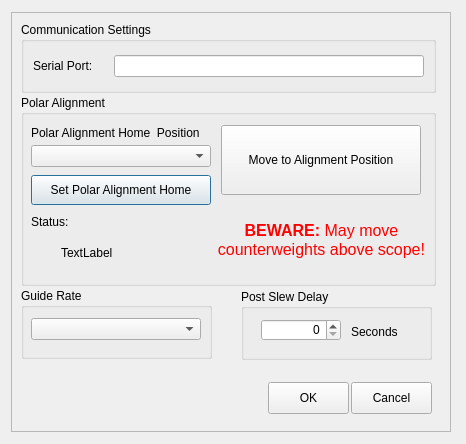
Qt form ATCS.ui (rpineau/ATCS) before a commit.
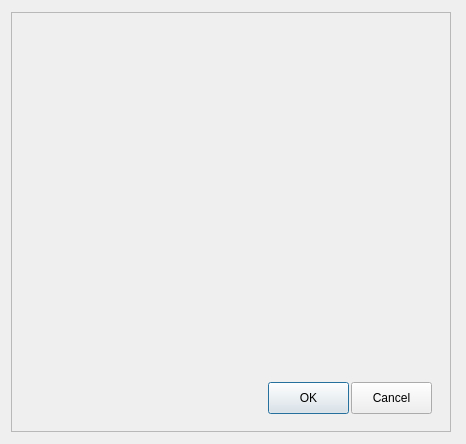
The same form after that commit. Custom widgets are drawn as their Qt base class.

Commit message: Fixed a bad alignement command, clear some UI stuff, remove useless code.

What changed in the file:
```diff
--- a/ATCS.ui
+++ b/ATCS.ui
@@ -49,74 +49,6 @@
      <property name="frameShadow">
       <enum>QFrame::Raised</enum>
      </property>
-     <widget class="QGroupBox" name="groupBox">
-      <property name="geometry">
-       <rect>
-        <x>10</x>
-        <y>10</y>
-        <width>415</width>
-        <height>71</height>
-       </rect>
-      </property>
-      <property name="sizePolicy">
-       <sizepolicy hsizetype="Preferred" vsizetype="Fixed">
-        <horstretch>0</horstretch>
-        <verstretch>0</verstretch>
-       </sizepolicy>
-      </property>
-      <property name="title">
-       <string>Communication Settings</string>
-      </property>
-      <layout class="QHBoxLayout" name="horizontalLayout">
-       <item>
-        <widget class="QLabel" name="label_8">
-         <property name="sizePolicy">
-          <sizepolicy hsizetype="Minimum" vsizetype="Preferred">
-           <horstretch>0</horstretch>
-           <verstretch>0</verstretch>
-          </sizepolicy>
-         </property>
-         <property name="minimumSize">
-          <size>
-           <width>75</width>
-           <height>0</height>
-          </size>
-         </property>
-         <property name="maximumSize">
-          <size>
-           <width>25</width>
-           <height>16777215</height>
-          </size>
-         </property>
-         <property name="text">
-          <string>Serial Port:</string>
-         </property>
-        </widget>
-       </item>
-       <item>
-        <widget class="QLineEdit" name="lineEdit">
-         <property name="toolTip">
-          <string>&lt;!DOCTYPE HTML PUBLIC &quot;-//W3C//DTD HTML 4.0//EN&quot; &quot;http://www.w3.org/TR/REC-html40/strict.dtd&quot;&gt;
-&lt;html&gt;&lt;head&gt;&lt;meta name=&quot;qrichtext&quot; content=&quot;1&quot; /&gt;&lt;style type=&quot;text/css&quot;&gt;
-p, li { white-space: pre-wrap; }
-&lt;/style&gt;&lt;/head&gt;&lt;body style=&quot; font-family:'MS Shell Dlg 2'; font-size:8.25pt; font-weight:400; font-style:normal;&quot;&gt;
-&lt;p style=&quot; margin-top:0px; margin-bottom:0px; margin-left:0px; margin-right:0px; -qt-block-indent:0; text-indent:0px;&quot;&gt;&lt;span style=&quot; font-size:8pt;&quot;&gt;Enter the name of the port. On Windows, this will be a COM port e.g. COM3. You can use&lt;/span&gt;&lt;/p&gt;
-&lt;p style=&quot; margin-top:0px; margin-bottom:0px; margin-left:0px; margin-right:0px; -qt-block-indent:0; text-indent:0px;&quot;&gt;&lt;span style=&quot; font-size:8pt;&quot;&gt; e.g. a Software Bisque mount com port chooser to find this out if you don't know, or the &lt;/span&gt;&lt;/p&gt;
-&lt;p style=&quot; margin-top:0px; margin-bottom:0px; margin-left:0px; margin-right:0px; -qt-block-indent:0; text-indent:0px;&quot;&gt;&lt;span style=&quot; font-size:8pt;&quot;&gt;EQMOD ascom driver (likely to be a better choice than this simplified version).&lt;/span&gt;&lt;/p&gt;
-&lt;p style=&quot;-qt-paragraph-type:empty; margin-top:0px; margin-bottom:0px; margin-left:0px; margin-right:0px; -qt-block-indent:0; text-indent:0px; font-size:8pt;&quot;&gt;&lt;/p&gt;
-&lt;p style=&quot; margin-top:0px; margin-bottom:0px; margin-left:0px; margin-right:0px; -qt-block-indent:0; text-indent:0px;&quot;&gt;&lt;span style=&quot; font-size:8pt;&quot;&gt;On the PI, enter the name of the port e.g. /dev/ttyusb0.&lt;/span&gt;&lt;/p&gt;
-&lt;p style=&quot;-qt-paragraph-type:empty; margin-top:0px; margin-bottom:0px; margin-left:0px; margin-right:0px; -qt-block-indent:0; text-indent:0px; font-size:8pt;&quot;&gt;&lt;/p&gt;
-&lt;p style=&quot; margin-top:0px; margin-bottom:0px; margin-left:0px; margin-right:0px; -qt-block-indent:0; text-indent:0px;&quot;&gt;&lt;span style=&quot; font-size:8pt;&quot;&gt;It is straightforward to map the USB connection to a more user friendly name - try this site for instructions:&lt;/span&gt;&lt;/p&gt;
-&lt;p style=&quot;-qt-paragraph-type:empty; margin-top:0px; margin-bottom:0px; margin-left:0px; margin-right:0px; -qt-block-indent:0; text-indent:0px; font-size:8pt;&quot;&gt;&lt;/p&gt;
-&lt;p style=&quot; margin-top:0px; margin-bottom:0px; margin-left:0px; margin-right:0px; -qt-block-indent:0; text-indent:0px;&quot;&gt;&lt;span style=&quot; font-size:8pt;&quot;&gt;http://indilib.org/support/tutorials/157-persistent-serial-port-mapping.html&lt;/span&gt;&lt;/p&gt;&lt;/body&gt;&lt;/html&gt;</string>
-         </property>
-         <property name="text">
-          <string/>
-         </property>
-        </widget>
-       </item>
-      </layout>
-     </widget>
      <widget class="QWidget" name="widget_5" native="true">
       <property name="geometry">
        <rect>
@@ -134,134 +66,6 @@
       </property>
       <layout class="QHBoxLayout" name="horizontalLayout_6"/>
      </widget>
-     <widget class="QGroupBox" name="groupBox_4">
-      <property name="geometry">
-       <rect>
-        <x>10</x>
-        <y>83</y>
-        <width>415</width>
-        <height>191</height>
-       </rect>
-      </property>
-      <property name="maximumSize">
-       <size>
-        <width>415</width>
-        <height>16777215</height>
-       </size>
-      </property>
-      <property name="title">
-       <string>Polar Alignment</string>
-      </property>
-      <widget class="QPushButton" name="pushButton">
-       <property name="geometry">
-        <rect>
-         <x>10</x>
-         <y>80</y>
-         <width>180</width>
-         <height>30</height>
-        </rect>
-       </property>
-       <property name="toolTip">
-        <string>&lt;!DOCTYPE HTML PUBLIC &quot;-//W3C//DTD HTML 4.0//EN&quot; &quot;http://www.w3.org/TR/REC-html40/strict.dtd&quot;&gt;
-&lt;html&gt;&lt;head&gt;&lt;meta name=&quot;qrichtext&quot; content=&quot;1&quot; /&gt;&lt;style type=&quot;text/css&quot;&gt;
-p, li { white-space: pre-wrap; }
-&lt;/style&gt;&lt;/head&gt;&lt;body style=&quot; font-family:'MS Shell Dlg 2'; font-size:8.25pt; font-weight:400; font-style:normal;&quot;&gt;
-&lt;p style=&quot; margin-top:0px; margin-bottom:0px; margin-left:0px; margin-right:0px; -qt-block-indent:0; text-indent:0px;&quot;&gt;&lt;span style=&quot; font-size:8pt;&quot;&gt;Use the drop down list above to choose 3,6,9,12 o'clock as home location of scope. Starting from the normal Skywatcher home location, use the slew tools to move the RA axis so that the polaris bubble is in this location, and the DEC axis so that the hole in the DEC axis allows the polar scope a clear view of the sky (either due east or due west, whichever is best for your set up).&lt;/span&gt;&lt;/p&gt;
-&lt;p style=&quot;-qt-paragraph-type:empty; margin-top:0px; margin-bottom:0px; margin-left:0px; margin-right:0px; -qt-block-indent:0; text-indent:0px; font-size:8pt;&quot;&gt;&lt;/p&gt;
-&lt;p style=&quot; margin-top:0px; margin-bottom:0px; margin-left:0px; margin-right:0px; -qt-block-indent:0; text-indent:0px;&quot;&gt;&lt;span style=&quot; font-size:8pt;&quot;&gt;Once the scope is in position, click the &quot;Set Polar Alignment Home&quot; button. This should only need to be done once, provided you can accurately set your normal home position (counterweights down, pointing due North or South depending on hemisphere).&lt;/span&gt;&lt;/p&gt;&lt;/body&gt;&lt;/html&gt;</string>
-       </property>
-       <property name="text">
-        <string>Set Polar Alignment Home</string>
-       </property>
-      </widget>
-      <widget class="QPushButton" name="pushButton_2">
-       <property name="geometry">
-        <rect>
-         <x>200</x>
-         <y>30</y>
-         <width>200</width>
-         <height>70</height>
-        </rect>
-       </property>
-       <property name="toolTip">
-        <string>Slews scope so that reticule is in the correct position for polar alignment and axis is clear.
-Requires home position to have been set previously.</string>
-       </property>
-       <property name="text">
-        <string>Move to Alignment Position</string>
-       </property>
-      </widget>
-      <widget class="QComboBox" name="comboBox">
-       <property name="geometry">
-        <rect>
-         <x>10</x>
-         <y>50</y>
-         <width>180</width>
-         <height>22</height>
-        </rect>
-       </property>
-       <property name="toolTip">
-        <string>Choose 3,6,9,12 o'clock as home location of scope. Use slew tools to move the RA axis so that the polaris bubble is in this location, and the DEC axis so that the hole in the DEC axis allows the polar scope a clear view of the sky (either due east or due west, whichever is best for your set up).</string>
-       </property>
-      </widget>
-      <widget class="QLabel" name="label">
-       <property name="geometry">
-        <rect>
-         <x>10</x>
-         <y>30</y>
-         <width>190</width>
-         <height>16</height>
-        </rect>
-       </property>
-       <property name="text">
-        <string>Polar Alignment Home  Position</string>
-       </property>
-      </widget>
-      <widget class="QLabel" name="label_2">
-       <property name="geometry">
-        <rect>
-         <x>190</x>
-         <y>120</y>
-         <width>221</width>
-         <height>51</height>
-        </rect>
-       </property>
-       <property name="text">
-        <string>&lt;!DOCTYPE HTML PUBLIC &quot;-//W3C//DTD HTML 4.0//EN&quot; &quot;http://www.w3.org/TR/REC-html40/strict.dtd&quot;&gt;
-&lt;html&gt;&lt;head&gt;&lt;meta name=&quot;qrichtext&quot; content=&quot;1&quot; /&gt;&lt;style type=&quot;text/css&quot;&gt;
-p, li { white-space: pre-wrap; }
-&lt;/style&gt;&lt;/head&gt;&lt;body style=&quot; font-family:'MS Shell Dlg 2'; font-size:8.25pt; font-weight:400; font-style:normal;&quot;&gt;
-&lt;p align=&quot;center&quot; style=&quot; margin-top:0px; margin-bottom:0px; margin-left:0px; margin-right:0px; -qt-block-indent:0; text-indent:0px;&quot;&gt;&lt;span style=&quot; font-size:12pt; font-weight:600; color:#ff0000;&quot;&gt;BEWARE:&lt;/span&gt;&lt;span style=&quot; font-size:12pt; color:#ff0000;&quot;&gt; May move&lt;/span&gt;&lt;/p&gt;
-&lt;p align=&quot;center&quot; style=&quot; margin-top:0px; margin-bottom:0px; margin-left:0px; margin-right:0px; -qt-block-indent:0; text-indent:0px;&quot;&gt;&lt;span style=&quot; font-size:12pt; color:#ff0000;&quot;&gt;counterweights above scope!&lt;/span&gt;&lt;/p&gt;&lt;/body&gt;&lt;/html&gt;</string>
-       </property>
-      </widget>
-      <widget class="QLabel" name="label_3">
-       <property name="geometry">
-        <rect>
-         <x>10</x>
-         <y>120</y>
-         <width>47</width>
-         <height>13</height>
-        </rect>
-       </property>
-       <property name="text">
-        <string>Status:</string>
-       </property>
-      </widget>
-      <widget class="QLabel" name="label_4">
-       <property name="geometry">
-        <rect>
-         <x>40</x>
-         <y>150</y>
-         <width>141</width>
-         <height>16</height>
-        </rect>
-       </property>
-       <property name="text">
-        <string>TextLabel</string>
-       </property>
-      </widget>
-     </widget>
      <widget class="QPushButton" name="pushButtonOK">
       <property name="geometry">
        <rect>
@@ -288,71 +92,6 @@
        <string>Cancel</string>
       </property>
      </widget>
-     <widget class="QGroupBox" name="groupBox_2">
-      <property name="geometry">
-       <rect>
-        <x>10</x>
-        <y>276</y>
-        <width>191</width>
-        <height>71</height>
-       </rect>
-      </property>
-      <property name="title">
-       <string>Guide Rate</string>
-      </property>
-      <widget class="QComboBox" name="comboBox_2">
-       <property name="geometry">
-        <rect>
-         <x>10</x>
-         <y>30</y>
-         <width>170</width>
-         <height>22</height>
-        </rect>
-       </property>
-      </widget>
-     </widget>
-     <widget class="QGroupBox" name="groupBox_3">
-      <property name="geometry">
-       <rect>
-        <x>230</x>
-        <y>277</y>
-        <width>191</width>
-        <height>71</height>
-       </rect>
-      </property>
-      <property name="title">
-       <string>Post Slew Delay</string>
-      </property>
-      <widget class="QSpinBox" name="spinBox">
-       <property name="geometry">
-        <rect>
-         <x>20</x>
-         <y>30</y>
-         <width>80</width>
-         <height>22</height>
-        </rect>
-       </property>
-       <property name="alignment">
-        <set>Qt::AlignRight|Qt::AlignTrailing|Qt::AlignVCenter</set>
-       </property>
-       <property name="maximum">
-        <number>3600</number>
-       </property>
-      </widget>
-      <widget class="QLabel" name="label_5">
-       <property name="geometry">
-        <rect>
-         <x>110</x>
-         <y>33</y>
-         <width>60</width>
-         <height>20</height>
-        </rect>
-       </property>
-       <property name="text">
-        <string>Seconds</string>
-       </property>
-      </widget>
-     </widget>
     </widget>
    </item>
   </layout>
```
The commit also changes 4 other files.
